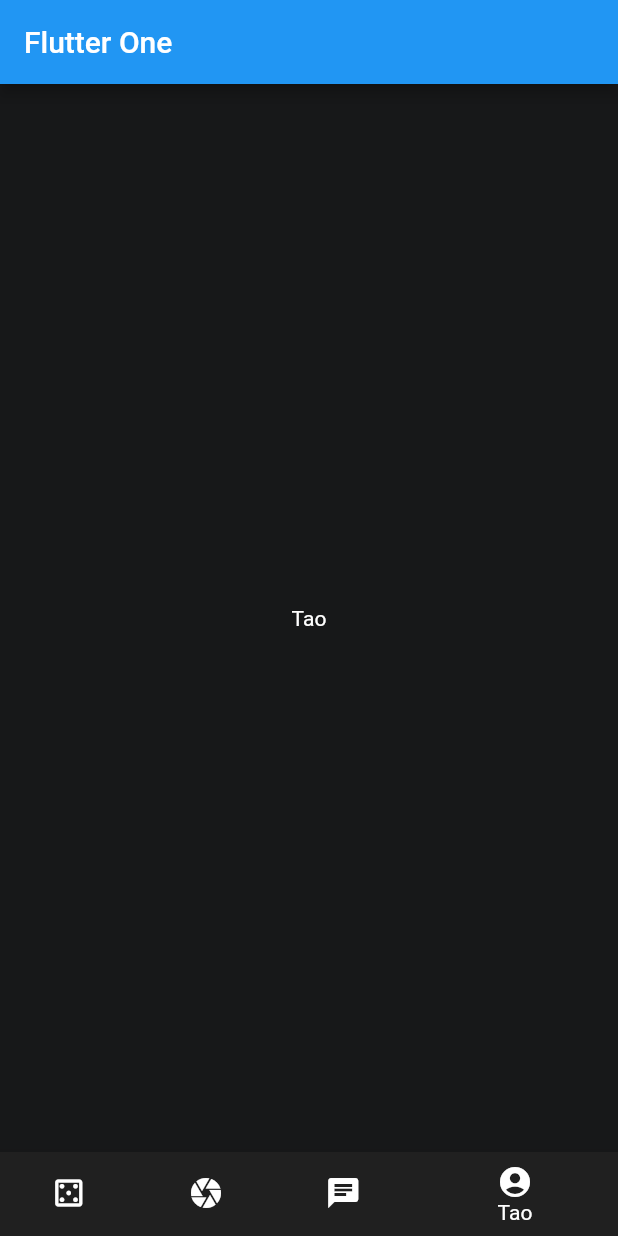
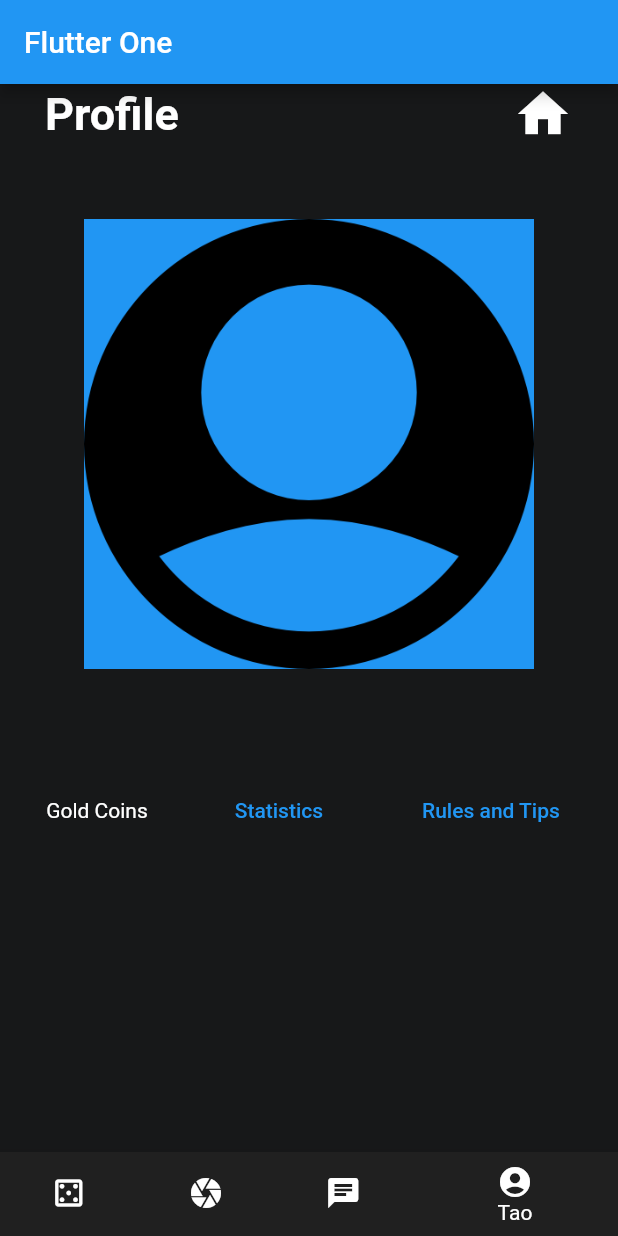
Before and after one commit to paul-dec/FlutterOne, a Flutter app: the screen it shows after launch, item 4 of the bottom bar chosen, on a phone screen of 412 x 824 dp. Run offline on Flutter 3.47's test engine with Material 2 defaults, Android fonts, the phone set to English and light mode, and no system bars; our stand-ins replace audioplayers, image_picker.

Commit message:
page profile trois boutton

```diff
--- a/lib/widgets/tao.dart
+++ b/lib/widgets/tao.dart
@@ -1,5 +1,6 @@
 import 'package:flutter/cupertino.dart';
 import 'package:flutter/material.dart';
+import 'package:image_picker/image_picker.dart';
 
 class TaoWidget extends StatefulWidget {
   const TaoWidget({Key? key}) : super(key: key);
@@ -8,12 +9,61 @@ class TaoWidget extends StatefulWidget {
   _TaoWidgetState createState() => _TaoWidgetState();
 }
 
+void _Statistics () {
+  return;
+}
+
+void rule_tips() {
+  return;
+}
+
 class _TaoWidgetState extends State<TaoWidget> {
 
   @override
   Widget build(BuildContext context) {
-    return const Center(
-      child: Text("Tao", style: TextStyle(color: Colors.white),),
+    return Center(
+      child: Column(
+        children: [
+          Row(
+            children: [
+              SizedBox(width: 30,),
+              Text("Profile", style: TextStyle(fontSize: 30, color: Colors.white, fontWeight: FontWeight.w700),),
+              Expanded(child: Container()),
+              Icon(Icons.home, size: 40, color: Colors.white,),
+              SizedBox(width: 30,)
+            ],
+          ),
+          SizedBox(height: 50,),
+          Container(
+            color: Colors.blue,
+            width: 300,
+            height: 300,
+            // decoration: BoxDecoration(
+            //   color: Colors.white,
+            //   borderRadius: BorderRadius.circular(150),
+            // ),
+            child: Image(image: AssetImage("assets/user.png")
+            ),
+          ),
+          SizedBox(height: 70,),
+          Row(
+            mainAxisAlignment: MainAxisAlignment.center,
+            children: [
+              Text("Gold Coins", style: TextStyle(color: Colors.white),),
+              SizedBox(width: 50),
+              TextButton(
+                onPressed: _Statistics,
+                child: const Text("Statistics"),
+              ),
+              SizedBox(width: 50),
+              TextButton(
+                onPressed: rule_tips,
+                child: const Text("Rules and Tips"),
+              ),
+            ],
+          )
+        ],
+      ),
     );
   }
 }
--- a/pubspec.yaml
+++ b/pubspec.yaml
@@ -20,6 +20,7 @@ version: 1.0.0+1
 environment:
   sdk: ">=2.12.0 <3.0.0"
 
+
 # Dependencies specify other packages that your package needs in order to work.
 # To automatically upgrade your package dependencies to the latest versions
 # consider running `flutter pub upgrade --major-versions`. Alternatively,
@@ -35,6 +36,7 @@ dependencies:
   # The following adds the Cupertino Icons font to your application.
   # Use with the CupertinoIcons class for iOS style icons.
   cupertino_icons: ^1.0.2
+  image_picker: ^0.8.4+2
 
 dev_dependencies:
   flutter_test:
@@ -62,6 +64,7 @@ flutter:
   assets:
     - assets/blackjack_girl.jpeg
     - assets/card_slide.mp3
+    - assets/user.png
 
   # An image asset can refer to one or more resolution-specific "variants", see
   # https://flutter.dev/assets-and-images/#resolution-aware.
```
Also changed, not shown: assets/coins.png (added), assets/user.png (added).
